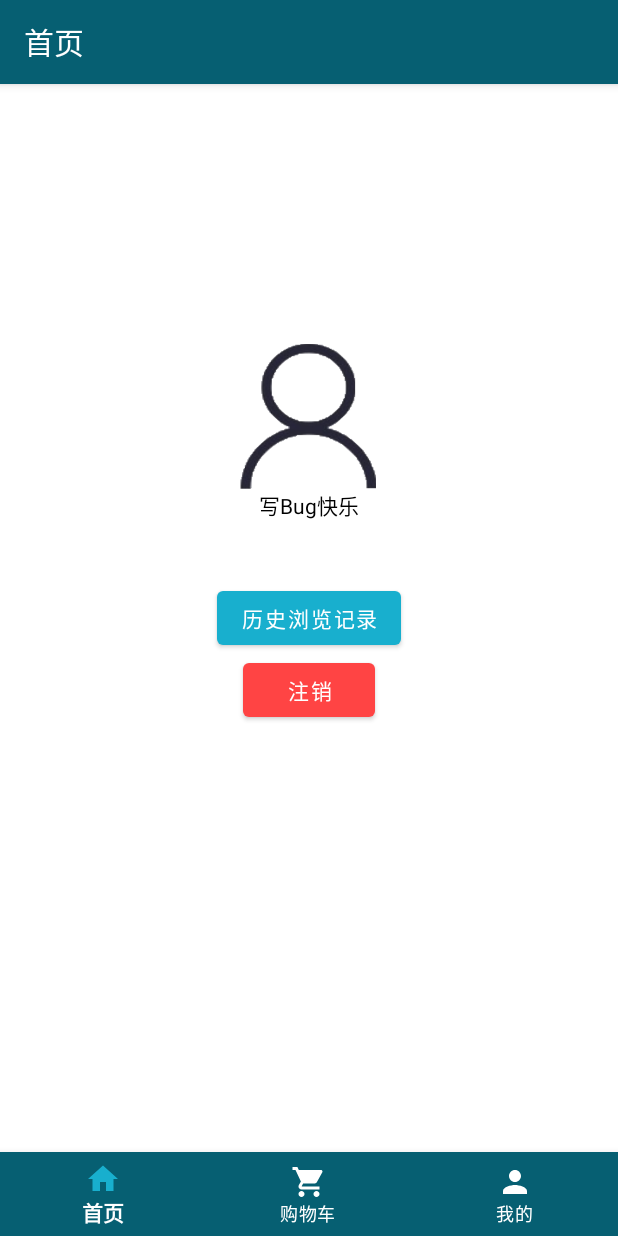
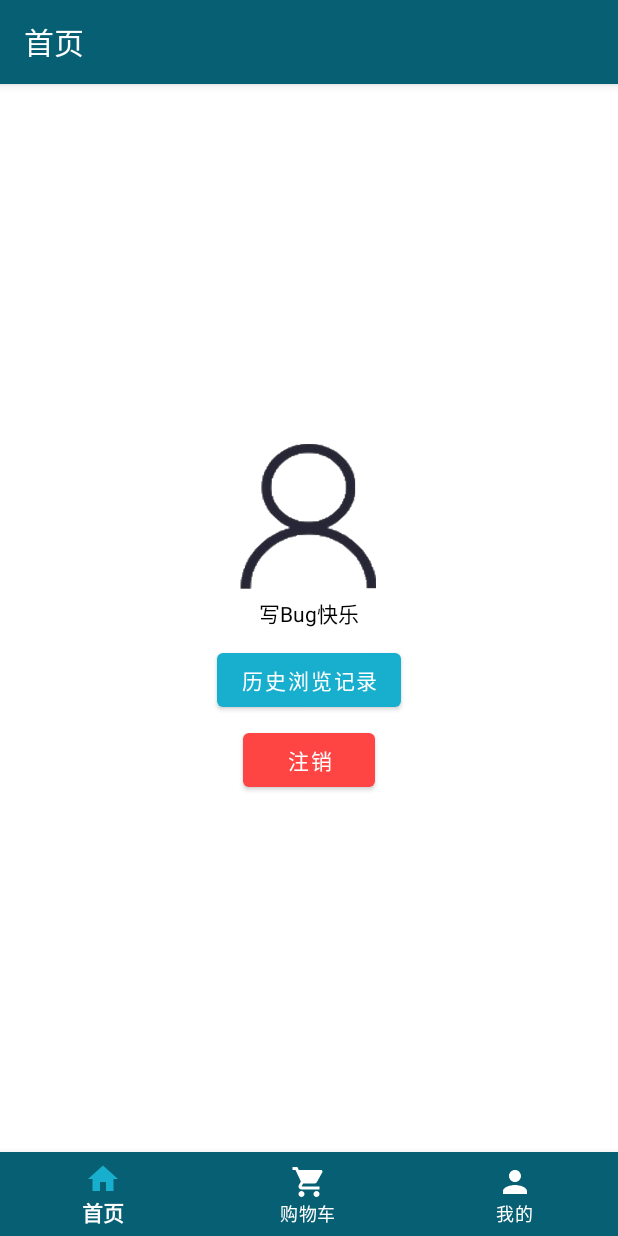
Before and after one commit to Haylen-Z/taohub, an Android app: the fragment MineFragment placed in its activity, on a phone screen of 412 x 824 dp. Run offline under Robolectric (Android 15) with nearby library versions, the phone set to English and light mode, and no system bars; our stand-ins replace Room's generated code, RxJava; 2 statements that could not run were skipped.

Commit message:
修改登录 注册 我的 三个页面的布局

```diff
--- a/app/src/main/res/layout/fragment_mine.xml
+++ b/app/src/main/res/layout/fragment_mine.xml
@@ -8,44 +8,42 @@
     tools:context=".fragment.MineFragment">
 
 
-
-    <com.google.android.material.circularreveal.CircularRevealRelativeLayout
+    <androidx.appcompat.widget.LinearLayoutCompat
         android:layout_width="match_parent"
-        android:layout_height="match_parent">
+        android:layout_height="match_parent"
+        android:gravity="center"
+        android:orientation="vertical">
 
         <ImageView
             android:id="@+id/person_Image"
             android:layout_width="100dp"
             android:layout_height="100dp"
-            android:background="@drawable/personal"
-            android:layout_centerHorizontal="true"
-            android:layout_marginTop="170dp"/>
+            android:background="@drawable/personal" />
 
         <com.google.android.material.textview.MaterialTextView
             android:id="@+id/username"
             android:layout_width="wrap_content"
             android:layout_height="wrap_content"
             android:layout_below="@+id/person_Image"
-            android:layout_centerHorizontal="true"
-            android:textColor="#000000"/>
+            android:textColor="#000000"
+            android:layout_marginTop="5dp"/>
 
 
         <com.google.android.material.button.MaterialButton
             android:id="@+id/history"
-            android:text="历史浏览记录"
             android:layout_width="wrap_content"
             android:layout_height="wrap_content"
-            android:layout_centerVertical="true"
-            android:layout_centerHorizontal="true"/>
+            android:text="历史浏览记录"
+            android:layout_marginTop="10dp"/>
 
         <com.google.android.material.button.MaterialButton
-            android:text="注销"
             android:id="@+id/logout"
             android:layout_width="wrap_content"
             android:layout_height="wrap_content"
-            app:backgroundTint="@android:color/holo_red_light"
-            android:layout_below="@+id/history"
-            android:layout_centerHorizontal="true"/>
+            android:layout_marginTop="5dp"
+            android:text="注销"
+            app:backgroundTint="@android:color/holo_red_light" />
 
-    </com.google.android.material.circularreveal.CircularRevealRelativeLayout>
+    </androidx.appcompat.widget.LinearLayoutCompat>
+
 </androidx.appcompat.widget.LinearLayoutCompat>
```
Also changed, not shown: app/src/main/res/layout/activity_login.xml (+9 -14 lines), app/src/main/res/layout/activity_register.xml (+6 -17 lines).
